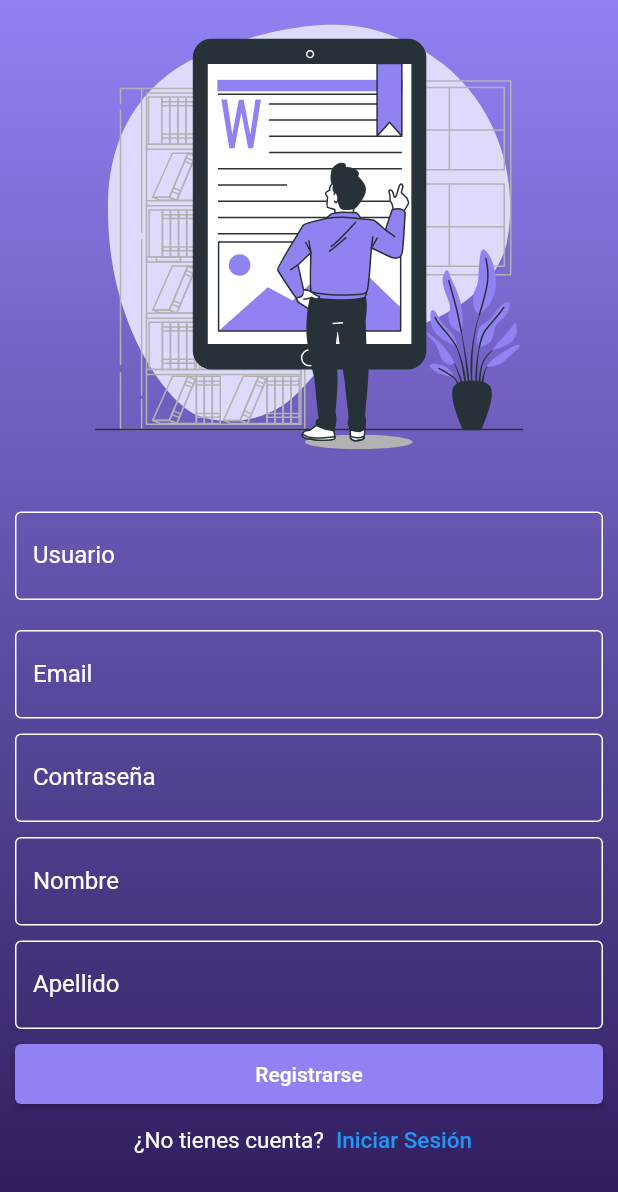
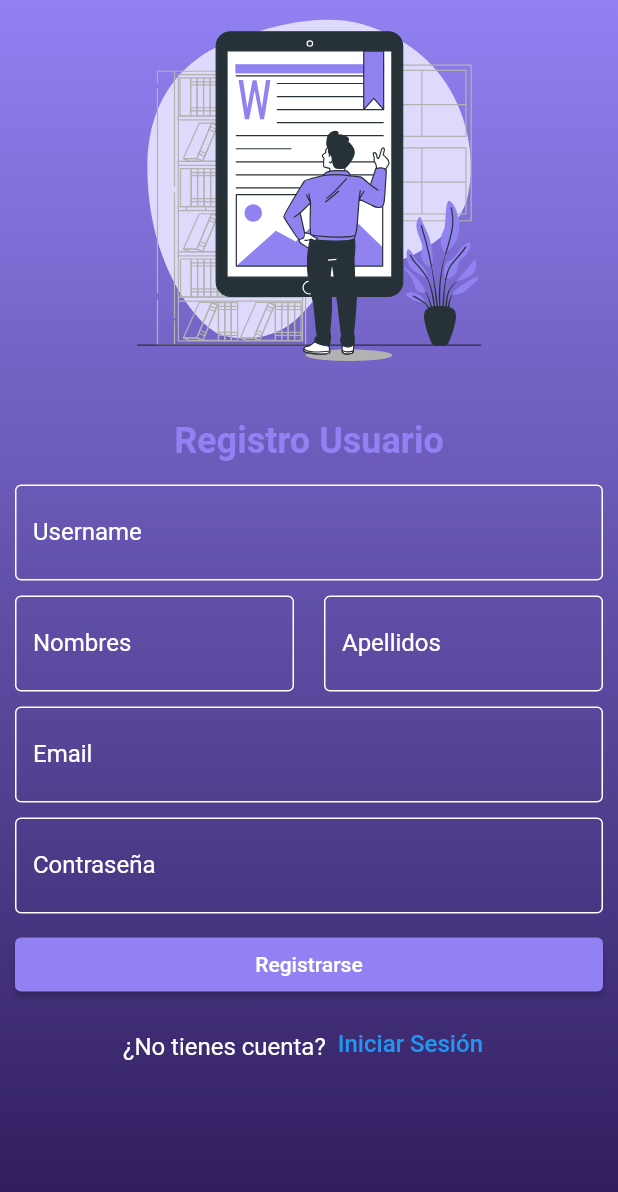
Before and after one commit to Cristhianbh98/am2-library-project, a Flutter app: the RegisterScreen screen opened directly, on a phone screen of 412 x 824 dp. Shown: the top 1192 px of the screen. Run offline on Flutter 3.47's test engine with Material 2 defaults, Android fonts, the phone set to English and light mode, and no system bars; our stand-ins replace flutter_svg; missing offline and left inert: dart:ffi; network calls fail.

Commit message:
add: sing up

```diff
--- /dev/null
+++ b/lib/helpers/navigate.dart
@@ -0,0 +1,28 @@
+import 'package:am2_library_project/screens/login_screen.dart';
+import 'package:am2_library_project/screens/main_navigation_menu_screen.dart';
+import 'package:am2_library_project/screens/register_screen.dart';
+import 'package:flutter/material.dart';
+
+void navigateToRegister(context) {
+  Navigator.pushAndRemoveUntil(
+    context,
+    MaterialPageRoute( builder: (context) => const RegisterScreen()),
+    (route) => false,
+  );
+}
+
+void navigateToLogin(context) {
+  Navigator.pushAndRemoveUntil(
+    context,
+    MaterialPageRoute(builder: (context) => const LoginScreen()),
+    (route) => false,
+  );
+}
+
+void navigateToMenu(Map user, String token, context) {
+  Navigator.pushAndRemoveUntil(
+    context,
+    MaterialPageRoute( builder: (context) => MainNavigationMenuScreen(user: user)),
+    (route) => false,
+  );
+}
--- a/lib/screens/login_screen.dart
+++ b/lib/screens/login_screen.dart
@@ -1,9 +1,8 @@
-import 'package:am2_library_project/screens/main_navigation_menu_screen.dart';
 import 'package:am2_library_project/widgets/gradient_background.dart';
-import 'package:am2_library_project/screens/register_screen.dart';
 import 'package:flutter_svg/flutter_svg.dart';
 import 'package:flutter/material.dart';
 
+import 'package:am2_library_project/helpers/navigate.dart';
 import 'package:am2_library_project/services/auth.dart';
 
 class LoginScreen extends StatefulWidget {
@@ -14,28 +13,12 @@ class LoginScreen extends StatefulWidget {
 }
 
 class _LoginScreenState extends State<LoginScreen> {
-  var _haveError = false;
+  bool _haveError = false;
 
   TextEditingController emailController = TextEditingController();
   TextEditingController passwordController = TextEditingController();
 
-  void navigateToRegister() {
-    Navigator.pushAndRemoveUntil(
-      context,
-      MaterialPageRoute( builder: (context) => const RegisterScreen()),
-      (route) => false,
-    );
-  }
-
-  void navigateToMenu(Map user, String token) {
-    Navigator.pushAndRemoveUntil(
-      context,
-      MaterialPageRoute( builder: (context) => MainNavigationMenuScreen(user: user)),
-      (route) => false,
-    );
-  }
-
-  void handleLogin() async{
+  void handleLogin() async {
     final res = await login(emailController.text, passwordController.text);
 
     if (res.containsKey('status')) {
@@ -49,7 +32,7 @@ class _LoginScreenState extends State<LoginScreen> {
         });
       }
     } else if (res.containsKey('user')) {
-      navigateToMenu(res['user'], res['token']);
+      navigateToMenu(res['user'], res['token'], context);
     }
   }
 
@@ -132,7 +115,7 @@ class _LoginScreenState extends State<LoginScreen> {
                     'Registrarse',
                     style: TextStyle(fontSize: 16),
                   ),
-                  onPressed: navigateToRegister,
+                  onPressed: () => navigateToRegister(context),
                 ),
               ],
             ),
--- a/lib/screens/register_screen.dart
+++ b/lib/screens/register_screen.dart
@@ -1,8 +1,9 @@
-import 'package:am2_library_project/screens/login_screen.dart';
-import 'package:am2_library_project/screens/main_navigation_menu_screen.dart';
+import 'package:am2_library_project/widgets/gradient_background.dart';
+import 'package:flutter_svg/flutter_svg.dart';
 import 'package:flutter/material.dart';
-import 'package:flutter_svg/flutter_svg.dart';
-import 'package:am2_library_project/widgets/gradient_background.dart';
+
+import 'package:am2_library_project/helpers/navigate.dart';
+import 'package:am2_library_project/services/auth.dart';
 
 class RegisterScreen extends StatefulWidget {
   const RegisterScreen({Key? key}) : super(key: key);
@@ -12,11 +13,35 @@ class RegisterScreen extends StatefulWidget {
 }
 
 class _RegisterScreenState extends State<RegisterScreen> {
-  TextEditingController nameController = TextEditingController();
+  TextEditingController usernameController = TextEditingController();
   TextEditingController emailController = TextEditingController();
   TextEditingController passwordController = TextEditingController();
-  TextEditingController firstnameController = TextEditingController();
-  TextEditingController lastnameController = TextEditingController();
+  TextEditingController firstNameController = TextEditingController();
+  TextEditingController lastNameController = TextEditingController();
+
+  final EdgeInsetsGeometry defaultEdges = const EdgeInsets.symmetric(vertical: 5.0, horizontal: 10.0);
+  final InputBorder defaultBorder = const OutlineInputBorder(borderSide: BorderSide(color: Colors.white, width: 1.0));
+
+  bool _haveError = false;
+
+  void handleRegister() async {
+    final resRegister = await register(
+      usernameController.text,
+      emailController.text,
+      passwordController.text,
+      firstNameController.text,
+      lastNameController.text,
+    );
+
+    if (resRegister['status'] < 400) {
+      final res = await login(emailController.text, passwordController.text);
+      navigateToMenu(res['user'], res['token'], context);
+    } else {
+      setState(() {
+        _haveError = true;
+      });
+    }
+  }
 
   @override
   Widget build(BuildContext context) {
@@ -25,116 +50,116 @@ class _RegisterScreenState extends State<RegisterScreen> {
         backgroundColor: Colors.transparent,
         body: ListView(
           children: <Widget>[
-            SvgPicture.asset("images/sir.svg"),
+            SvgPicture.asset("images/sir.svg", height: 250.0),
+            const SizedBox(height: 20.0),
             Container(
               alignment: Alignment.center,
               padding: const EdgeInsets.all(10),
+              child: Text(
+                'Registro Usuario',
+                style: Theme.of(context).textTheme.headline2,
+              ),
             ),
+            !_haveError ? Container() :
             Container(
+              alignment: Alignment.center,
               padding: const EdgeInsets.all(10),
-              child: TextField(
-                style: const TextStyle(color: Colors.white),
-                controller: nameController,
-                decoration: const InputDecoration(
-                  labelStyle: TextStyle(color: Colors.white),
-                  enabledBorder: OutlineInputBorder(
-                      borderSide:
-                          BorderSide(color: Colors.white, width: 1.0)),
-                  labelText: 'Usuario',
+              child: const Text(
+                'Error al registrarse',
+                style: TextStyle(
+                  fontSize: 12.0,
+                  color: Colors.red
                 ),
               ),
             ),
             Container(
-              padding: const EdgeInsets.fromLTRB(10, 10, 10, 0),
+              padding: defaultEdges,
               child: TextField(
-                style: const TextStyle(color: Colors.white),
+                style: Theme.of(context).textTheme.bodyText1,
+                controller: usernameController,
+                decoration: InputDecoration(
+                  labelText: 'Username',
+                  labelStyle: Theme.of(context).textTheme.bodyText1,
+                  enabledBorder: defaultBorder,
+                ),
+              ),
+            ),
+            Row(
+              children: [
+                Expanded(
+                  child: Container(
+                    padding: defaultEdges,
+                    child: TextField(
+                      style: Theme.of(context).textTheme.bodyText1,
+                      controller: firstNameController,
+                      decoration: InputDecoration(
+                        labelText: 'Nombres',
+                        labelStyle: Theme.of(context).textTheme.bodyText1,
+                        enabledBorder: defaultBorder,
+                      ),
+                    ),
+                  ),
+                ),
+                Expanded(
+                  child: Container(
+                    padding: defaultEdges,
+                    child: TextField(
+                      style: Theme.of(context).textTheme.bodyText1,
+                      controller: lastNameController,
+                      decoration: InputDecoration(
+                        labelText: 'Apellidos',
+                        labelStyle: Theme.of(context).textTheme.bodyText1,
+                        enabledBorder: defaultBorder,
+                      ),
+                    ),
+                  ),
+                ),
+              ],
+            ),
+            Container(
+              padding: defaultEdges,
+              child: TextField(
+                style: Theme.of(context).textTheme.bodyText1,
                 controller: emailController,
-                decoration: const InputDecoration(
-                  labelStyle: TextStyle(color: Colors.white),
-                  enabledBorder: OutlineInputBorder(
-                      borderSide:
-                          BorderSide(color: Colors.white, width: 1.0)),
+                decoration: InputDecoration(
                   labelText: 'Email',
+                  labelStyle: Theme.of(context).textTheme.bodyText1,
+                  enabledBorder: defaultBorder,
                 ),
               ),
             ),
             Container(
-              padding: const EdgeInsets.fromLTRB(10, 10, 10, 0),
+              padding: defaultEdges,
               child: TextField(
-                style: const TextStyle(color: Colors.white),
+                style: Theme.of(context).textTheme.bodyText1,
                 obscureText: true,
                 controller: passwordController,
-                decoration: const InputDecoration(
-                  labelStyle: TextStyle(color: Colors.white),
-                  enabledBorder: OutlineInputBorder(
-                      borderSide:
-                          BorderSide(color: Colors.white, width: 1.0)),
+                decoration: InputDecoration(
                   labelText: 'Contraseña',
+                  labelStyle: Theme.of(context).textTheme.bodyText1,
+                  enabledBorder: defaultBorder,
                 ),
               ),
             ),
             Container(
-              padding: const EdgeInsets.fromLTRB(10, 10, 10, 0),
-              child: TextField(
-                style: const TextStyle(color: Colors.white),
-                controller: firstnameController,
-                decoration: const InputDecoration(
-                  labelStyle: TextStyle(color: Colors.white),
-                  enabledBorder: OutlineInputBorder(
-                      borderSide:
-                          BorderSide(color: Colors.white, width: 1.0)),
-                  labelText: 'Nombre',
+              padding: defaultEdges,
+              child: ElevatedButton(
+                child: const Text('Registrarse'),
+                onPressed: handleRegister,
+                style: ButtonStyle(
+                  backgroundColor: MaterialStateColor.resolveWith((states) => Theme.of(context).primaryColor),
                 ),
               ),
             ),
-            Container(
-              padding: const EdgeInsets.fromLTRB(10, 10, 10, 0),
-              child: TextField(
-                style: const TextStyle(color: Colors.white),
-                controller: lastnameController,
-                decoration: const InputDecoration(
-                  labelStyle: TextStyle(color: Colors.white),
-                  enabledBorder: OutlineInputBorder(
-                      borderSide:
-                          BorderSide(color: Colors.white, width: 1.0)),
-                  labelText: 'Apellido',
-                ),
-              ),
-            ),
-            Container(
-                height: 50,
-                padding: const EdgeInsets.fromLTRB(10, 10, 10, 0),
-                child: ElevatedButton(
-                  style: ButtonStyle(
-                      backgroundColor: MaterialStateColor.resolveWith(
-                          (states) => Theme.of(context).primaryColor)),
-                  child: const Text('Registrarse'),
-                  onPressed: () {
-
-                  },
-                )),
             Row(
+              mainAxisAlignment: MainAxisAlignment.center,
               children: <Widget>[
-                const Text(
-                  '¿No tienes cuenta?',
-                  style: TextStyle(fontSize: 15, color: Colors.white),
-                ),
+                Text('¿No tienes cuenta?', style: Theme.of(context).textTheme.bodyText1),
                 TextButton(
-                  child: const Text(
-                    'Iniciar Sesión',
-                    style: TextStyle(fontSize: 15),
-                  ),
-                  onPressed: () {
-                    Navigator.pushAndRemoveUntil(
-                        context,
-                        MaterialPageRoute(
-                          builder: (context) => const LoginScreen(),
-                        ),
-                        (route) => false);
-                  },
+                  child: const Text('Iniciar Sesión', style: TextStyle(fontSize: 16)),
+                  onPressed: () => navigateToLogin(context),
                 )
               ],
-              mainAxisAlignment: MainAxisAlignment.center,
             ),
           ],
         ),
--- a/lib/services/auth.dart
+++ b/lib/services/auth.dart
@@ -17,3 +17,21 @@ Future login(String email, String password) async {
     return { 'status': 400, 'error': 'Error al iniciar sesión' };
   }
 }
+
+Future register(String username, String email, String password, String firstName, String lastName) async {
+  try {
+    final response = await post(
+      Uri.parse(URI + 'user/'),
+      body: {
+        'username': username,
+        'email': email,
+        'password': password,
+        'firstName': firstName,
+        'lastName': lastName,
+      }
+    );
+    return json.decode(response.body);
+  } catch(err) {
+    return { 'status': 400, 'error': 'Error al registrarse' };
+  }
+}
```
